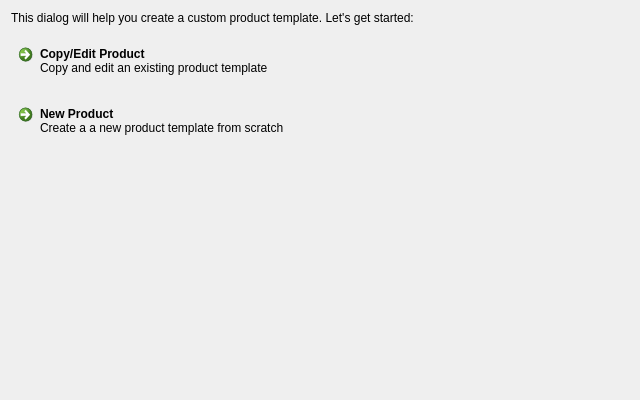
Old version of the form glabels/ui/TemplateDesignerIntroPage.ui in the repository jimevins/glabels-qt.
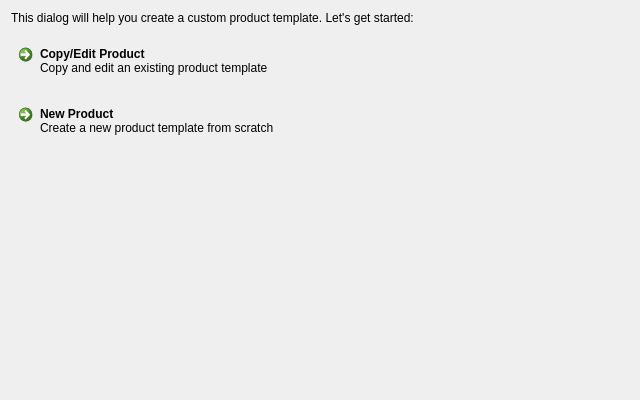
New version of the form.

```diff
--- a/glabels/ui/TemplateDesignerIntroPage.ui
+++ b/glabels/ui/TemplateDesignerIntroPage.ui
@@ -65,7 +65,7 @@
       <string>New Product</string>
      </property>
      <property name="description">
-      <string>Create a a new product template from scratch</string>
+      <string>Create a new product template from scratch</string>
      </property>
     </widget>
    </item>
```
